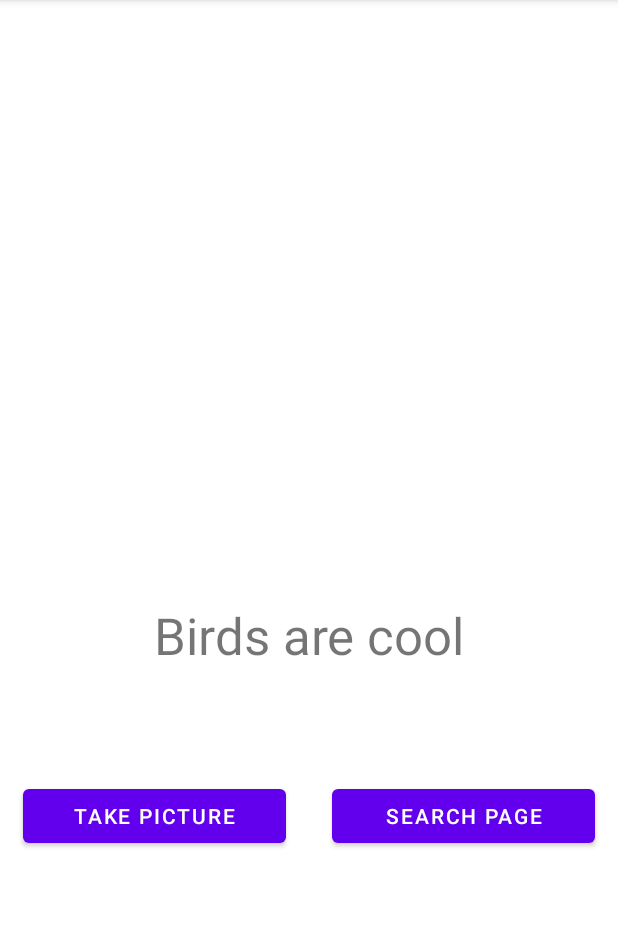
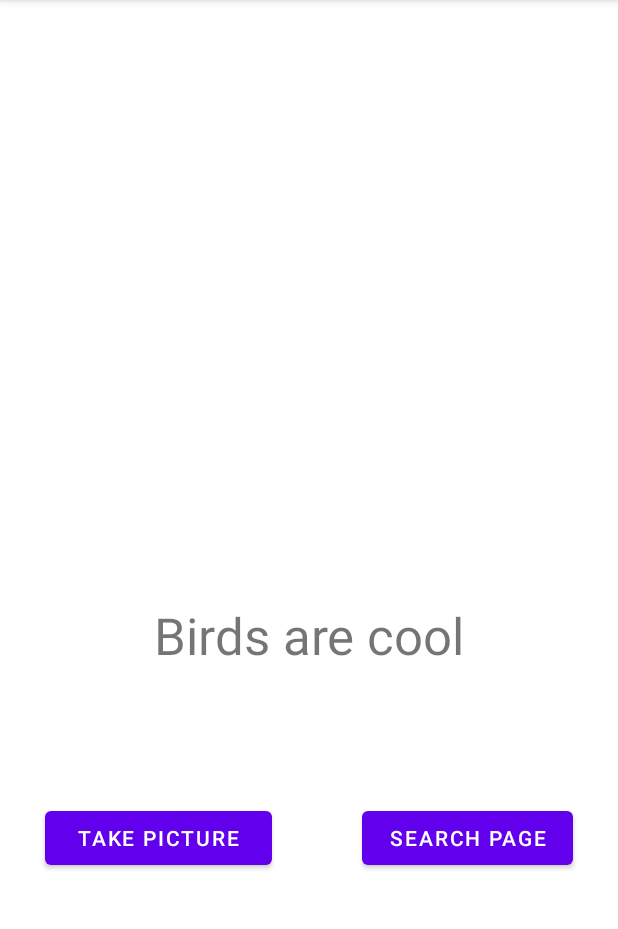
Before and after one commit to MishiMads/P2App, an Android app built with Jetpack Compose: the Catalog screen opened directly, with no data from a screen before it, on a phone screen of 412 x 824 dp, the part 84-1013 px from its top. Run offline under Robolectric (Android 15) with nearby library versions, the phone set to English and light mode, and no system bars.

Commit message:
Forside gjort pæn

```diff
--- a/P2App/app/src/main/res/layout/activity_catalog.xml
+++ b/P2App/app/src/main/res/layout/activity_catalog.xml
@@ -13,27 +13,24 @@
         android:layout_marginTop="32dp"
         app:layout_constraintBottom_toBottomOf="parent"
         app:layout_constraintEnd_toEndOf="parent"
-        app:layout_constraintHorizontal_bias="0.0"
         app:layout_constraintStart_toStartOf="parent"
         app:layout_constraintTop_toBottomOf="@+id/linearLayout"
         app:layout_constraintVertical_bias="0.795">
 
         <Button
             android:id="@+id/PicBut"
-            android:layout_width="match_parent"
+            android:layout_width="182dp"
             android:layout_height="wrap_content"
-            android:layout_margin="15dp"
+            android:layout_margin="30dp"
             android:layout_weight="1"
-            android:padding="5dp"
             android:text="Take picture" />
 
         <Button
             android:id="@+id/Next"
-            android:layout_width="match_parent"
+            android:layout_width="172dp"
             android:layout_height="wrap_content"
-            android:layout_margin="15dp"
+            android:layout_margin="30dp"
             android:layout_weight="1"
-            android:padding="5dp"
             android:text="Search page" />
 
     </LinearLayout>
--- a/P2App/app/src/main/res/layout/activity_main.xml
+++ b/P2App/app/src/main/res/layout/activity_main.xml
@@ -4,7 +4,8 @@
     xmlns:tools="http://schemas.android.com/tools"
     android:layout_width="match_parent"
     android:layout_height="match_parent"
-    tools:context=".MainActivity">
+    tools:context=".MainActivity"
+    >
 
     <Button
         android:id="@+id/Launch"
@@ -13,10 +14,9 @@
         android:text="Start"
         app:layout_constraintBottom_toBottomOf="parent"
         app:layout_constraintEnd_toEndOf="parent"
-        app:layout_constraintHorizontal_bias="0.538"
         app:layout_constraintStart_toStartOf="parent"
         app:layout_constraintTop_toBottomOf="@+id/imageView8"
-        app:layout_constraintVertical_bias="0.518" />
+        app:layout_constraintVertical_bias="0.523" />
 
     <ImageView
         android:id="@+id/imageView8"
```
